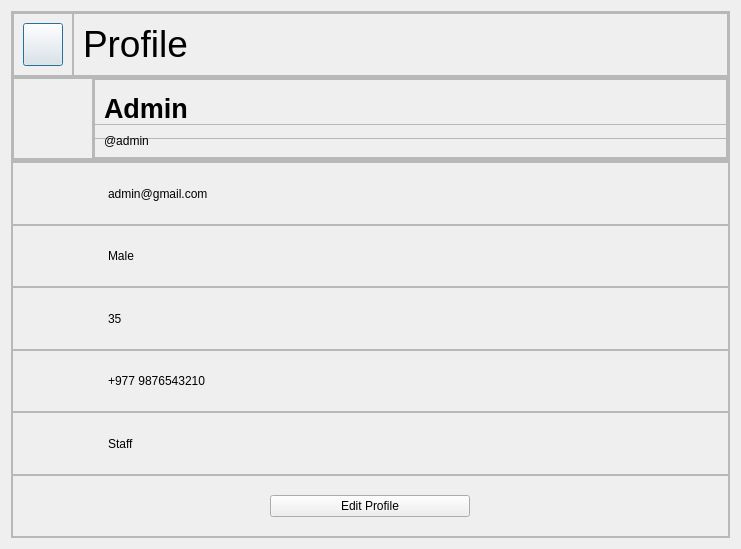
Qt form userinfo.ui (aavashlamichhane/LibMan) before a commit.
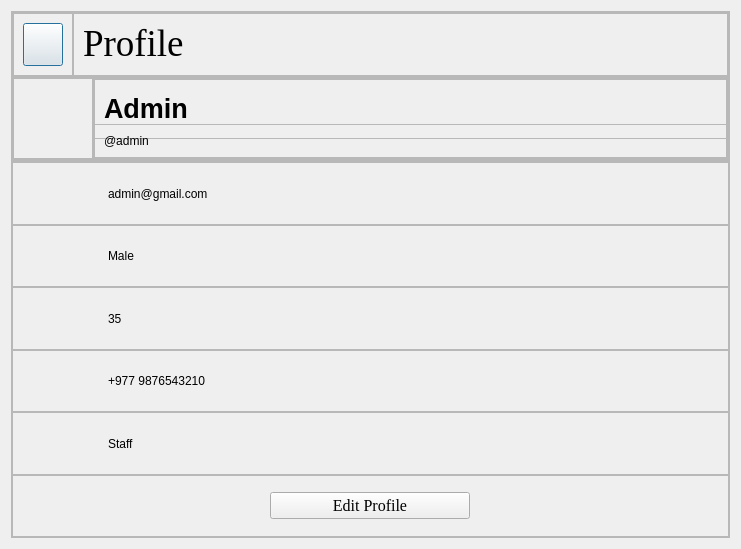
The same form after that commit. Icons and pictures are not drawn.

Diff of the .ui file:
```diff
--- a/userinfo.ui
+++ b/userinfo.ui
@@ -131,6 +131,12 @@
              <layout class="QHBoxLayout" name="horizontalLayout_4">
               <item>
                <widget class="QLabel" name="label_profile">
+                <property name="font">
+                 <font>
+                  <family>Times New Roman</family>
+                  <pointsize>12</pointsize>
+                 </font>
+                </property>
                 <property name="text">
                  <string>&lt;html&gt;&lt;head/&gt;&lt;body&gt;&lt;p&gt;&lt;span style=&quot; font-size:28pt;&quot;&gt;Profile&lt;/span&gt;&lt;/p&gt;&lt;/body&gt;&lt;/html&gt;</string>
                 </property>
@@ -603,6 +609,12 @@
                <height>16777215</height>
               </size>
              </property>
+             <property name="font">
+              <font>
+               <family>Times New Roman</family>
+               <pointsize>12</pointsize>
+              </font>
+             </property>
              <property name="text">
               <string>Edit Profile</string>
              </property>
```
Left out of the diff: 21 changed lines with no effect on the pictures.
